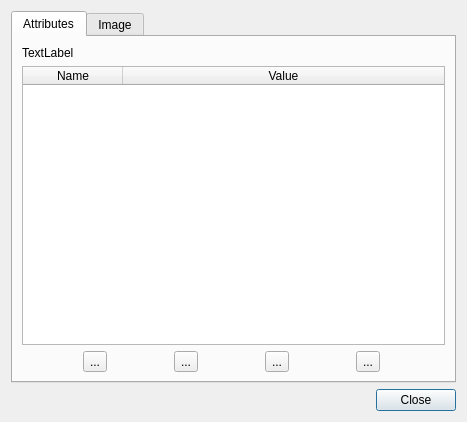
The window that identifyplusresultsbase.ui (nextgis/qgis_identifyplus) describes before a commit, drawn with Qt 5.
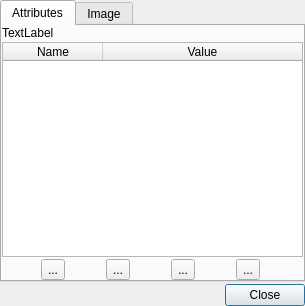
The same window after the commit. Icons and pictures are not drawn.

Commit message: handle layer change, minor UI fixes

Patch:
```diff
--- a/identifyplusresultsbase.ui
+++ b/identifyplusresultsbase.ui
@@ -6,14 +6,20 @@
    <rect>
     <x>0</x>
     <y>0</y>
-    <width>467</width>
-    <height>422</height>
+    <width>305</width>
+    <height>306</height>
    </rect>
   </property>
   <property name="windowTitle">
    <string>Identify results</string>
   </property>
   <layout class="QGridLayout" name="gridLayout">
+   <property name="margin">
+    <number>0</number>
+   </property>
+   <property name="spacing">
+    <number>2</number>
+   </property>
    <item row="1" column="0">
     <widget class="QTabWidget" name="tabWidget">
      <property name="currentIndex">
@@ -24,6 +30,12 @@
        <string>Attributes</string>
       </attribute>
       <layout class="QVBoxLayout" name="verticalLayout">
+       <property name="spacing">
+        <number>2</number>
+       </property>
+       <property name="margin">
+        <number>0</number>
+       </property>
        <item>
         <widget class="QLabel" name="lblFeatures">
          <property name="text">
@@ -62,6 +74,9 @@
        </item>
        <item>
         <layout class="QHBoxLayout" name="horizontalLayout">
+         <property name="spacing">
+          <number>2</number>
+         </property>
          <item>
           <widget class="QToolButton" name="btnFirstRecord">
            <property name="toolTip">
```
The commit also changes 2 other files.
